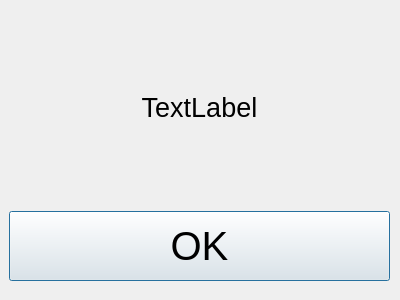
Above: umati/UmatiMessageView.ui from kheimerl/umati before the change. Below: the same form after it.
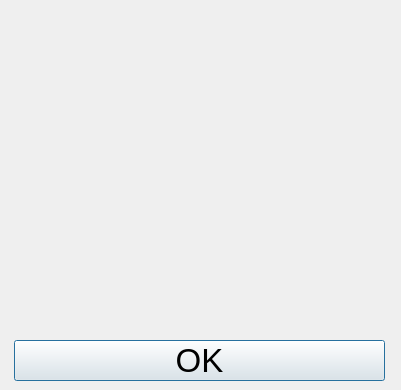
That is the form after the change.

Patch:
```diff
--- a/umati/UmatiMessageView.ui
+++ b/umati/UmatiMessageView.ui
@@ -6,8 +6,8 @@
    <rect>
     <x>0</x>
     <y>0</y>
-    <width>400</width>
-    <height>300</height>
+    <width>401</width>
+    <height>390</height>
    </rect>
   </property>
   <property name="windowTitle">
@@ -16,50 +16,31 @@
   <widget class="QWidget" name="gridLayoutWidget">
    <property name="geometry">
     <rect>
-     <x>9</x>
+     <x>10</x>
      <y>10</y>
      <width>381</width>
-     <height>271</height>
+     <height>321</height>
     </rect>
    </property>
-   <layout class="QGridLayout" name="gridLayout">
-    <item row="1" column="0">
+   <layout class="QGridLayout" name="gridLayout"/>
+  </widget>
      <widget class="QPushButton" name="ok">
-      <property name="minimumSize">
-       <size>
-        <width>0</width>
-        <height>70</height>
-       </size>
+   <property name="geometry">
+    <rect>
+     <x>14</x>
+     <y>340</y>
+     <width>371</width>
+     <height>41</height>
+    </rect>
       </property>
       <property name="font">
        <font>
-        <pointsize>30</pointsize>
+     <pointsize>25</pointsize>
        </font>
       </property>
       <property name="text">
        <string>OK</string>
       </property>
-     </widget>
-    </item>
-    <item row="0" column="0">
-     <widget class="QLabel" name="textBox">
-      <property name="font">
-       <font>
-        <pointsize>20</pointsize>
-       </font>
-      </property>
-      <property name="text">
-       <string>TextLabel</string>
-      </property>
-      <property name="alignment">
-       <set>Qt::AlignCenter</set>
-      </property>
-      <property name="wordWrap">
-       <bool>true</bool>
-      </property>
-     </widget>
-    </item>
-   </layout>
   </widget>
  </widget>
  <resources/>
```
Lines whose indentation alone changed are shown as unchanged.
